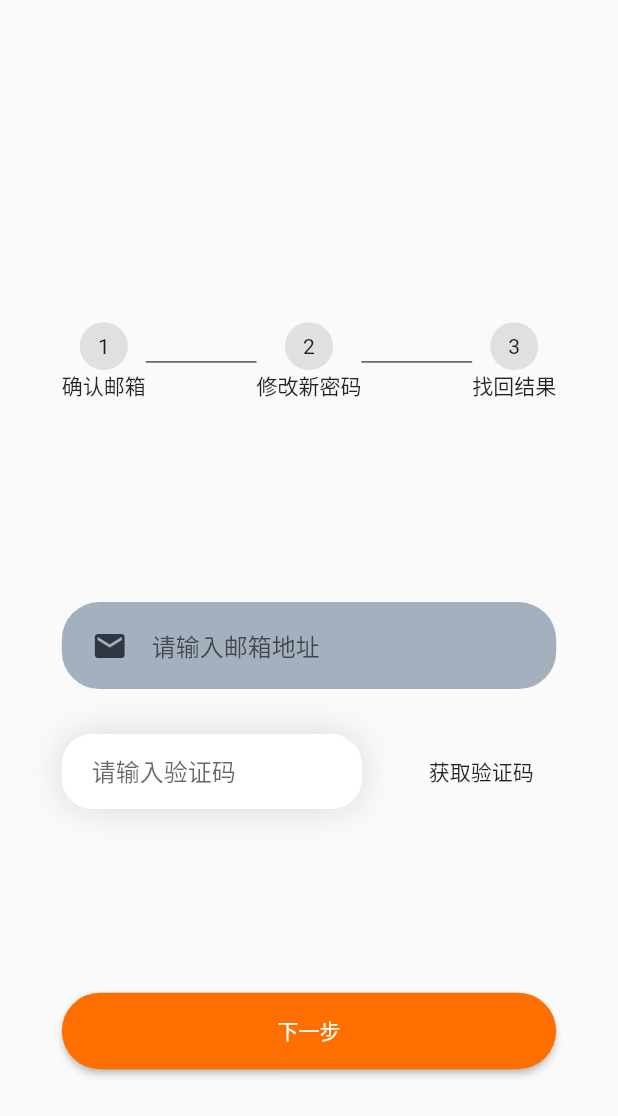
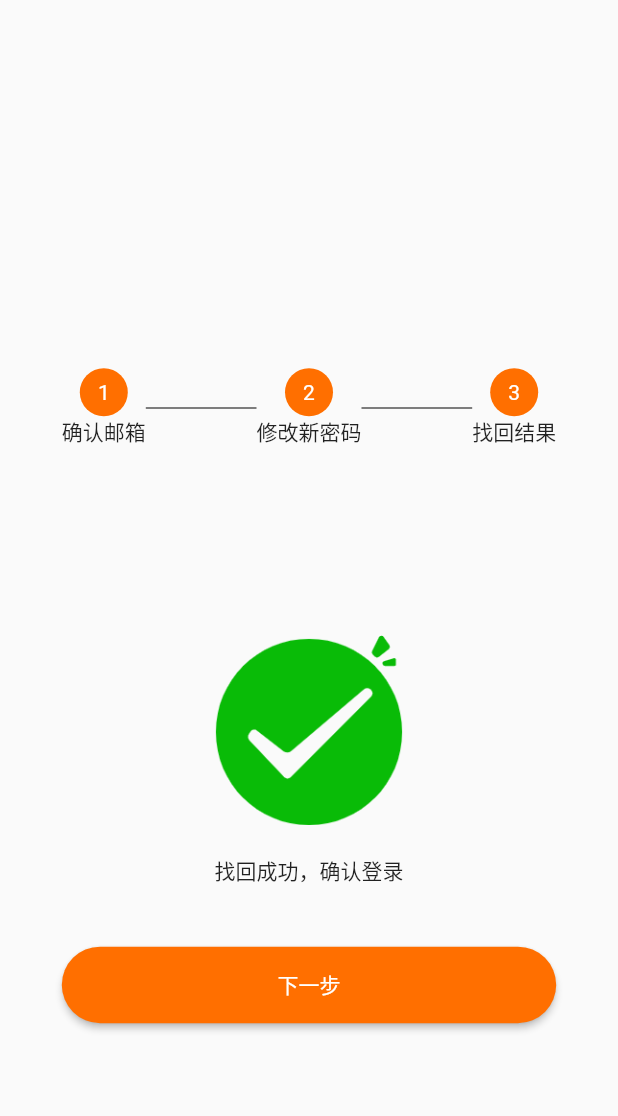
Before and after one commit to Jealh-h/lightNote, a Flutter app: the ForgetPassWord screen opened directly, on a phone screen of 412 x 824 dp. Shown: the top 1116 px of the screen. Run offline on Flutter 3.47's test engine with Material 2 defaults, Android fonts, the phone set to English and light mode, and no system bars; our stand-ins replace flutter_svg.

Commit message:
retrieve-password-screen

```diff
--- a/lib/screens/forgetPassword/ForgetPassWord.dart
+++ b/lib/screens/forgetPassword/ForgetPassWord.dart
@@ -11,6 +11,9 @@ class ForgetPassWord extends StatefulWidget {
 }
 
 class ForgetPassWordState extends State<ForgetPassWord> {
+  final int currentStep = 0;
+
+  // 构建指示器
   Widget buildIndicator(String text, int index) {
     return Column(
       children: [
@@ -19,54 +22,24 @@ class ForgetPassWordState extends State<ForgetPassWord> {
           height: 32,
           alignment: Alignment.center,
           decoration: BoxDecoration(
-            color: Colors.grey[300],
+            color: Colors.amber[900],
             borderRadius: BorderRadius.circular(32),
           ),
-          child: Text("$index"),
+          child: Text(
+            "$index",
+            style: TextStyle(color: Colors.white),
+          ),
         ),
         Text("$text"),
       ],
     );
   }
 
-  @override
-  Widget build(BuildContext context) {
+  // 验证邮箱页面
+  Widget buildVerifyEmail() {
     Size size = MediaQuery.of(context).size;
-    return Scaffold(
-      body: Container(
-        alignment: Alignment.center,
-        child: SingleChildScrollView(
-          child: Column(
+    return Column(
       children: [
-              SizedBox(
-                height: size.height * 0.15,
-              ),
-              // 进度条
-              Container(
-                width: size.width * 0.8,
-                child: Row(
-                  children: [
-                    buildIndicator("确认邮箱", 1),
-                    Expanded(
-                      child: Divider(
-                        color: Colors.black,
-                        height: 1.5,
-                      ),
-                    ),
-                    buildIndicator("修改新密码", 2),
-                    Expanded(
-                      child: Divider(
-                        color: Colors.black,
-                        height: 1.5,
-                      ),
-                    ),
-                    buildIndicator("找回结果", 3)
-                  ],
-                ),
-              ),
-              SizedBox(
-                height: size.height * 0.15,
-              ),
         // 邮箱输入框
         InputContainer(
           icon: Icons.email,
@@ -112,6 +85,91 @@ class ForgetPassWordState extends State<ForgetPassWord> {
         SizedBox(
           height: size.height * 0.1,
         ),
+      ],
+    );
+  }
+
+  // 修改新密码
+  Widget buildModifyPassWord() {
+    Size size = MediaQuery.of(context).size;
+    return Column(
+      children: [
+        InputContainer(
+          icon: Icons.vpn_key,
+          hintText: "请输入新密码",
+          onChanged: (string) {},
+        ),
+        InputContainer(
+          icon: Icons.vpn_key,
+          hintText: "请确认新密码",
+          onChanged: (string) {},
+        ),
+        SizedBox(
+          height: size.height * 0.1,
+        ),
+      ],
+    );
+  }
+
+  // 找回结果
+  Widget RetrieveResult() {
+    Size size = MediaQuery.of(context).size;
+    return Column(
+      children: [
+        Image.asset(
+          "assets/images/success.png",
+          width: 128,
+          height: 128,
+        ),
+        Container(
+          padding: EdgeInsets.symmetric(vertical: 20),
+          child: Text("找回成功，确认登录"),
+        ),
+      ],
+    );
+  }
+
+  @override
+  Widget build(BuildContext context) {
+    Size size = MediaQuery.of(context).size;
+    return Scaffold(
+      body: Container(
+        alignment: Alignment.center,
+        child: SingleChildScrollView(
+          child: Column(
+            children: [
+              SizedBox(
+                height: size.height * 0.15,
+              ),
+              // 进度条
+              Container(
+                width: size.width * 0.8,
+                child: Row(
+                  children: [
+                    buildIndicator("确认邮箱", 1),
+                    Expanded(
+                      child: Divider(
+                        color: Colors.black,
+                        height: 1.5,
+                      ),
+                    ),
+                    buildIndicator("修改新密码", 2),
+                    Expanded(
+                      child: Divider(
+                        color: Colors.black,
+                        height: 1.5,
+                      ),
+                    ),
+                    buildIndicator("找回结果", 3)
+                  ],
+                ),
+              ),
+              SizedBox(
+                height: size.height * 0.15,
+              ),
+              // buildVerifyEmail(),
+              // buildModifyPassWord(),
+              RetrieveResult(),
               // 下一步
               Container(
                 margin: EdgeInsets.symmetric(vertical: 20),
@@ -130,6 +188,7 @@ class ForgetPassWordState extends State<ForgetPassWord> {
   }
 }
 
+// 按钮样式
 final ButtonStyle raisedButtonStyle = ElevatedButton.styleFrom(
   onPrimary: Colors.black87,
   primary: Colors.transparent,
```
Also changed, not shown: lib/screens/login/login.dart (+5 -3 lines), assets/images/fail.png (added), assets/images/index.png (added), assets/images/success.png (added), 3 other files. Lines whose indentation alone changed are shown as unchanged.
